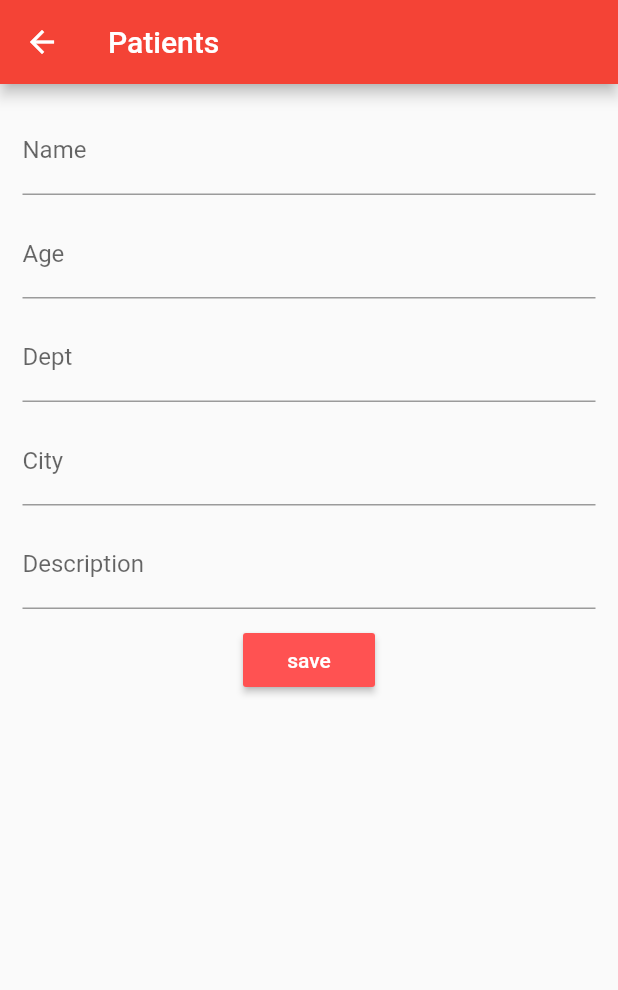
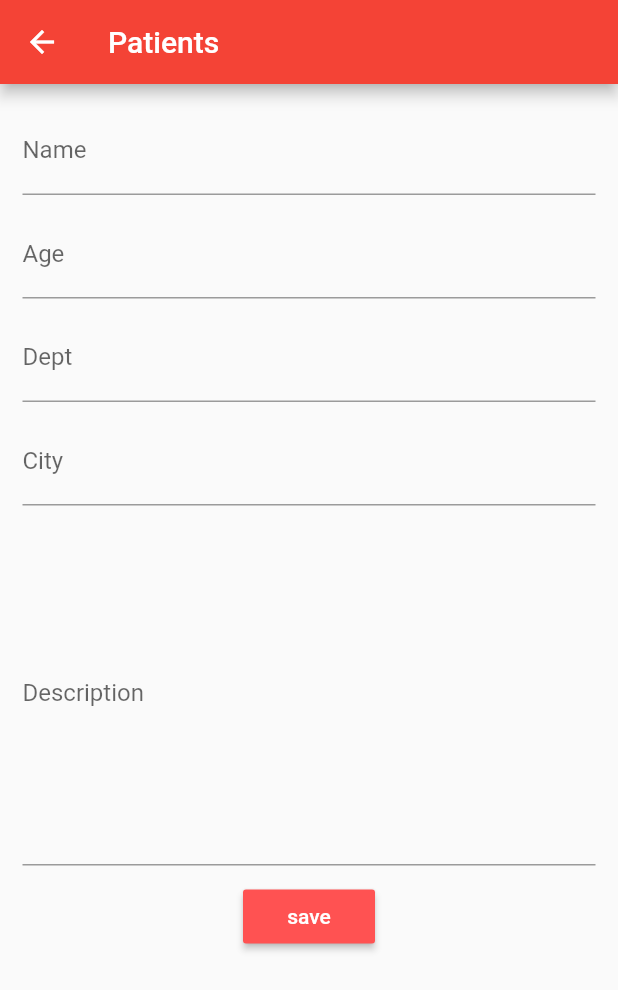
Before and after one commit to mohammadsy59/employees, a Flutter app: the screen it shows after launch, after a tap on the "add" icon, on a phone screen of 412 x 824 dp. Shown: the top 990 px of the screen. Run offline on Flutter 3.47's test engine with Material 2 defaults, Android fonts, the phone set to English and light mode, and no system bars; our stand-ins replace sqflite; accounts and stored records are empty.

Commit message:
no changes

```diff
--- a/lib/ui/employee_screen.dart
+++ b/lib/ui/employee_screen.dart
@@ -37,11 +37,13 @@ class _EmployeeScreenState extends State<EmployeeScreen> {
   @override
   Widget build(BuildContext context) {
     return Scaffold(
+
       appBar: AppBar(
         title: Text('Patients') ,
         backgroundColor: Colors.red,
         ),
-       body: Container(
+       body: SingleChildScrollView(
+         child:  Container(
            margin: EdgeInsets.all(15.0),
            alignment: Alignment.center,
            child: Column(
@@ -71,6 +73,7 @@ class _EmployeeScreenState extends State<EmployeeScreen> {
 
                  controller: _descriptionController,
                  decoration: InputDecoration(labelText: 'Description'),
+                 maxLines: 10,
                ),
                Padding(padding: EdgeInsets.all(5.0)),
 
@@ -104,11 +107,18 @@ class _EmployeeScreenState extends State<EmployeeScreen> {
 
 
                  },
+               )
+             ],
            ),
 
-          ],
-        ),
-      ),
+
+
+
+         )
+       )
+      ,
            );
+
+
   }
 }
--- a/lib/ui/listViewEmployees.dart
+++ b/lib/ui/listViewEmployees.dart
@@ -5,33 +5,30 @@ import 'package:employees/utils/database_helper.dart';
 import 'package:employees/ui/employee_screen.dart';
 import 'package:employees/ui/employee_info.dart';
 
-class ListViewEmployees extends StatefulWidget{
+class ListViewEmployees extends StatefulWidget {
   @override
   _ListViewEmployeesState createState() => new _ListViewEmployeesState();
 }
 
-class _ListViewEmployeesState extends State<ListViewEmployees>{
-
+class _ListViewEmployeesState extends State<ListViewEmployees> {
   List<Employee> items = new List();
   DatabaseHelper db = new DatabaseHelper();
-  TextEditingController searchEditController = new TextEditingController(
-    text: 'search'
-  );
+  TextEditingController searchEditController =
+      new TextEditingController(text: 'search');
 
   @override
   void initState() {
     // TODO: implement initState
     super.initState();
 
-    db.getAllEmployees().then((employees){
+    db.getAllEmployees().then((employees) {
       setState(() {
-        employees.forEach((employee){
+        employees.forEach((employee) {
           items.add(Employee.fromMap(employee));
         });
       });
     });
   }
-
 
   @override
   Widget build(BuildContext context) {
@@ -39,31 +36,39 @@ class _ListViewEmployeesState extends State<ListViewEmployees>{
       title: 'All Employees',
       home: Scaffold(
         appBar: AppBar(
-leading: IconButton(icon: Icon(Icons.search), onPressed: ()=> _navigateToSearchEmployee(context)),
-
-          title: Text('All Employees'),
-
+          leading: IconButton(
+              icon: Icon(Icons.search),
+              onPressed: () => _navigateToSearchEmployee(context)),
+          title: Text('All Patients'),
           backgroundColor: Colors.red,
         ),
-        body: Center(
+        body: Container(
+          color: Colors.white,
           child: ListView.builder(
               itemCount: items.length,
-              padding:const EdgeInsets.all(15.0),
-              itemBuilder: (context , position){
+              padding: const EdgeInsets.only(
+                  right: 25.0, top: 15.0, left: 15.0, bottom: 15.0),
+              itemBuilder: (context, position) {
                 return Column(
                   children: <Widget>[
-                    Divider(height: 5.0,),
+                    Divider(
+                      height: 5.0,
+                      color: Colors.deepOrangeAccent,
+                    ),
                     Row(
                       children: <Widget>[
-
                         new Expanded(
                             child: ListTile(
-                              title: Text('${items[position].name}',
-                                style: TextStyle(fontSize: 22.0,color: Colors.redAccent
+                          title: Text(
+                            '${items[position].name}',
+                            style: TextStyle(
+                                fontSize: 22.0, color: Colors.redAccent),
                           ),
-                              ),
-                              subtitle: Text('${items[position].age} - ${items[position].city} - ${items[position].department}',
-                                style: TextStyle(fontSize: 14.0,fontStyle: FontStyle.italic,
+                          subtitle: Text(
+                            '${items[position].age} - ${items[position].city} - ${items[position].department}',
+                            style: TextStyle(
+                              fontSize: 14.0,
+                              fontStyle: FontStyle.italic,
                             ),
                           ),
                           leading: Column(
@@ -72,33 +77,33 @@ leading: IconButton(icon: Icon(Icons.search), onPressed: ()=> _navigateToSearchE
                               CircleAvatar(
                                 backgroundColor: Colors.deepOrangeAccent,
                                 radius: 18.0,
-                                    child: Icon(Icons.perm_identity
+                                child: Icon(Icons.perm_identity),
                               ),
-                                  ),
-
                             ],
                           ),
-                              onTap: () => _navigateToEmployeeInfo(context , items[position]),
-                            )
+                          onTap: () =>
+                              _navigateToEmployeeInfo(context, items[position]),
+                        )),
+                        IconButton(
+                          icon: Icon(
+                            Icons.edit,
+                            color: Colors.blueAccent,
                           ),
-
-                        IconButton(icon: Icon(Icons.edit,color: Colors.blueAccent,),
-                          onPressed: () => _navigateToEmployee(context , items[position]),
+                          onPressed: () =>
+                              _navigateToEmployee(context, items[position]),
                         ),
-
-                        IconButton(icon: Icon(Icons.delete,color: Colors.red,),
-                            onPressed: () => _deleteEmployee(context,items[position],position)
-                        )
+                        IconButton(
+                            icon: Icon(
+                              Icons.delete,
+                              color: Colors.red,
+                            ),
+                            onPressed: () => _deleteEmployee(
+                                context, items[position], position))
                       ],
                     ),
-
-
-
                   ],
-
                 );
-              }
-          ),
+              }),
         ),
         floatingActionButton: FloatingActionButton(
             child: Icon(Icons.add),
@@ -108,29 +113,25 @@ leading: IconButton(icon: Icon(Icons.search), onPressed: ()=> _navigateToSearchE
     );
   }
 
-
-
-
-  _deleteEmployee(BuildContext context,Employee employee,int position) async{
-    db.deleteEmployee(employee.id).then((employees){
+  _deleteEmployee(BuildContext context, Employee employee, int position) async {
+    db.deleteEmployee(employee.id).then((employees) {
       setState(() {
         items.removeAt(position);
       });
     });
   }
 
-
-  void  _navigateToEmployee(BuildContext context ,Employee employee)async{
+  void _navigateToEmployee(BuildContext context, Employee employee) async {
     String result = await Navigator.push(
       context,
-      MaterialPageRoute(builder:(context) => EmployeeScreen(employee)),
+      MaterialPageRoute(builder: (context) => EmployeeScreen(employee)),
     );
 
-    if(result == 'update'){
-      db.getAllEmployees().then((employees){
+    if (result == 'update') {
+      db.getAllEmployees().then((employees) {
         setState(() {
           items.clear();
-          employees.forEach((employee){
+          employees.forEach((employee) {
             items.add(Employee.fromMap(employee));
           });
         });
@@ -138,44 +139,36 @@ leading: IconButton(icon: Icon(Icons.search), onPressed: ()=> _navigateToSearchE
     }
   }
 
-
-
-
-  void  _navigateToEmployeeInfo(BuildContext context ,Employee employee)async{
+  void _navigateToEmployeeInfo(BuildContext context, Employee employee) async {
     await Navigator.push(
       context,
-      MaterialPageRoute(builder:(context) => EmployeeInfo(employee)),
+      MaterialPageRoute(builder: (context) => EmployeeInfo(employee)),
+    );
+  }
+
+  void _createNewEmployee(BuildContext context) async {
+    String result = await Navigator.push(
+      context,
+      MaterialPageRoute(
+          builder: (context) => EmployeeScreen(Employee('', '', '', '', ''))),
     );
 
-
-  }
-
-
-
-  void _createNewEmployee(BuildContext context) async{
-    String result = await Navigator.push(
-      context,
-      MaterialPageRoute(builder:(context) => EmployeeScreen(
-          Employee(  '', '', '', '', ''))),
-    );
-
-    if(result == 'save'){
-      db.getAllEmployees().then((employees){
+    if (result == 'save') {
+      db.getAllEmployees().then((employees) {
         setState(() {
           items.clear();
-          employees.forEach((employee){
+          employees.forEach((employee) {
             items.add(Employee.fromMap(employee));
           });
         });
       });
     }
   }
-  void  _navigateToSearchEmployee(BuildContext context )async{
+
+  void _navigateToSearchEmployee(BuildContext context) async {
     await Navigator.push(
       context,
-      MaterialPageRoute(builder:(context) => SerchPatient()),
+      MaterialPageRoute(builder: (context) => SerchPatient()),
     );
-
-
   }
 }
```
Lines whose indentation alone changed are shown as unchanged.
